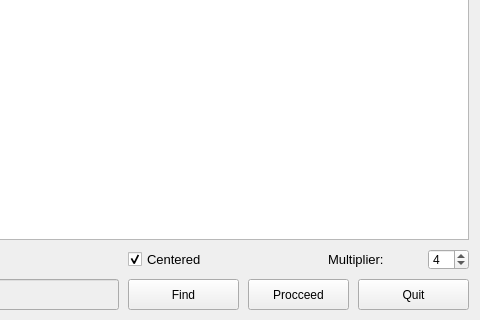
This is mainwindow.ui in Movebytes/PNG4mtr as Qt 5 draws it before an edit; both pictures show x 182 to 662 and y 181 to 501 of the 662 by 501 pixel window. The edited form follows.
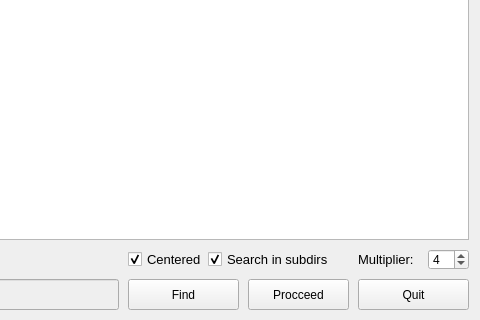
This is the edited form.

Commit message: fix(app): correct size

```diff
--- a/mainwindow.ui
+++ b/mainwindow.ui
@@ -171,9 +171,9 @@
    <widget class="QLabel" name="label_3">
     <property name="geometry">
      <rect>
-      <x>510</x>
+      <x>540</x>
       <y>430</y>
-      <width>101</width>
+      <width>61</width>
       <height>20</height>
      </rect>
     </property>
@@ -252,6 +252,27 @@
      <bool>true</bool>
     </property>
    </widget>
+   <widget class="QCheckBox" name="subdirkBox">
+    <property name="geometry">
+     <rect>
+      <x>390</x>
+      <y>430</y>
+      <width>131</width>
+      <height>21</height>
+     </rect>
+    </property>
+    <property name="font">
+     <font>
+      <pointsize>10</pointsize>
+     </font>
+    </property>
+    <property name="text">
+     <string>Search in subdirs</string>
+    </property>
+    <property name="checked">
+     <bool>true</bool>
+    </property>
+   </widget>
   </widget>
  </widget>
  <layoutdefault spacing="6" margin="11"/>
```
The commit also changes 1 other file.
